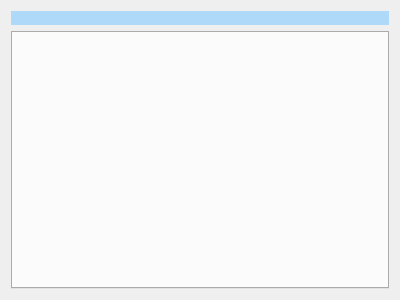
First picture: the form in park_gui.ui, repository slaclab/cavityParking, before the edit.
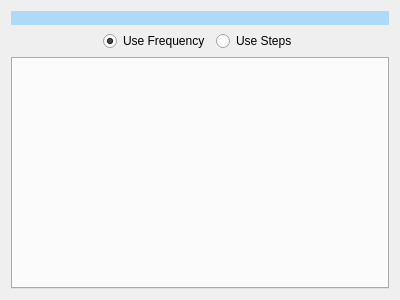
Second picture: the form after the edit.

Commit message: first pass at allowing steps for tuning

```diff
--- a/park_gui.ui
+++ b/park_gui.ui
@@ -13,8 +13,51 @@
   <property name="windowTitle">
    <string>Cavity Parking</string>
   </property>
-  <layout class="QVBoxLayout" name="verticalLayout">
-   <item>
+  <layout class="QGridLayout" name="gridLayout">
+   <item row="1" column="2">
+    <widget class="QRadioButton" name="step_radiobutton">
+     <property name="text">
+      <string>Use Steps</string>
+     </property>
+    </widget>
+   </item>
+   <item row="1" column="1">
+    <widget class="QRadioButton" name="fre_radiobutton">
+     <property name="text">
+      <string>Use Frequency</string>
+     </property>
+     <property name="checked">
+      <bool>true</bool>
+     </property>
+    </widget>
+   </item>
+   <item row="1" column="0">
+    <spacer name="horizontalSpacer">
+     <property name="orientation">
+      <enum>Qt::Horizontal</enum>
+     </property>
+     <property name="sizeHint" stdset="0">
+      <size>
+       <width>40</width>
+       <height>20</height>
+      </size>
+     </property>
+    </spacer>
+   </item>
+   <item row="1" column="3">
+    <spacer name="horizontalSpacer_2">
+     <property name="orientation">
+      <enum>Qt::Horizontal</enum>
+     </property>
+     <property name="sizeHint" stdset="0">
+      <size>
+       <width>40</width>
+       <height>20</height>
+      </size>
+     </property>
+    </spacer>
+   </item>
+   <item row="0" column="0" colspan="4">
     <widget class="QLabel" name="label_2">
      <property name="styleSheet">
       <string notr="true">background-color: rgb(175, 217, 248)</string>
@@ -27,7 +70,7 @@
      </property>
     </widget>
    </item>
-   <item>
+   <item row="3" column="0" colspan="4">
     <widget class="QTabWidget" name="tabWidget"/>
    </item>
   </layout>
```
The commit also changes 3 other files.
